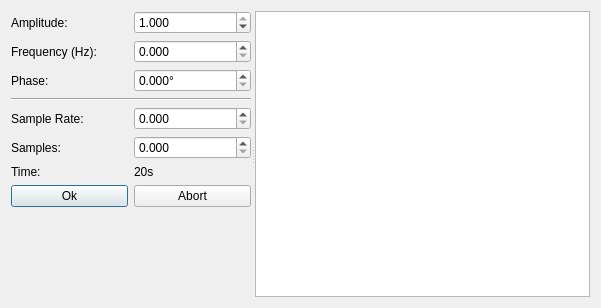
jopohl/urh, file src/urh/plugins/InsertSine/insert_sine_dialog.ui: the form before one commit.
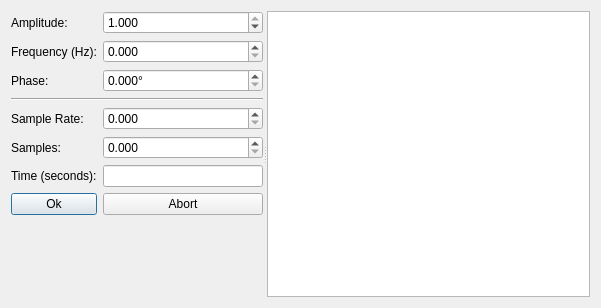
The form after the commit. Custom widgets are drawn as their Qt base class.

Commit message: make time in insert sine dialog editable

What changed in the file:
```diff
--- a/src/urh/plugins/InsertSine/insert_sine_dialog.ui
+++ b/src/urh/plugins/InsertSine/insert_sine_dialog.ui
@@ -147,14 +147,7 @@
        <item row="6" column="0">
         <widget class="QLabel" name="label_6">
          <property name="text">
-          <string>Time:</string>
-         </property>
-        </widget>
-       </item>
-       <item row="6" column="1">
-        <widget class="QLabel" name="labelTime">
-         <property name="text">
-          <string>20s</string>
+          <string>Time (seconds):</string>
          </property>
         </widget>
        </item>
@@ -172,6 +165,9 @@
          </property>
         </widget>
        </item>
+       <item row="6" column="1">
+        <widget class="QLineEdit" name="lineEditTime"/>
+       </item>
       </layout>
      </widget>
      <widget class="ZoomableGraphicView" name="graphicsViewSineWave">
```
The commit also changes 3 other files.
